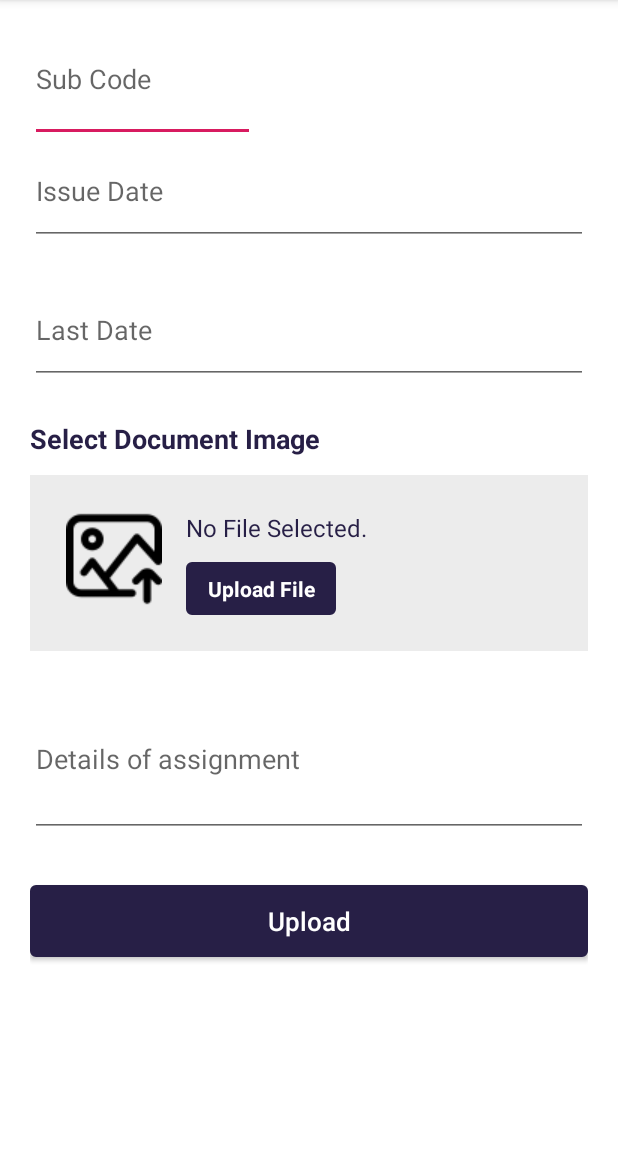
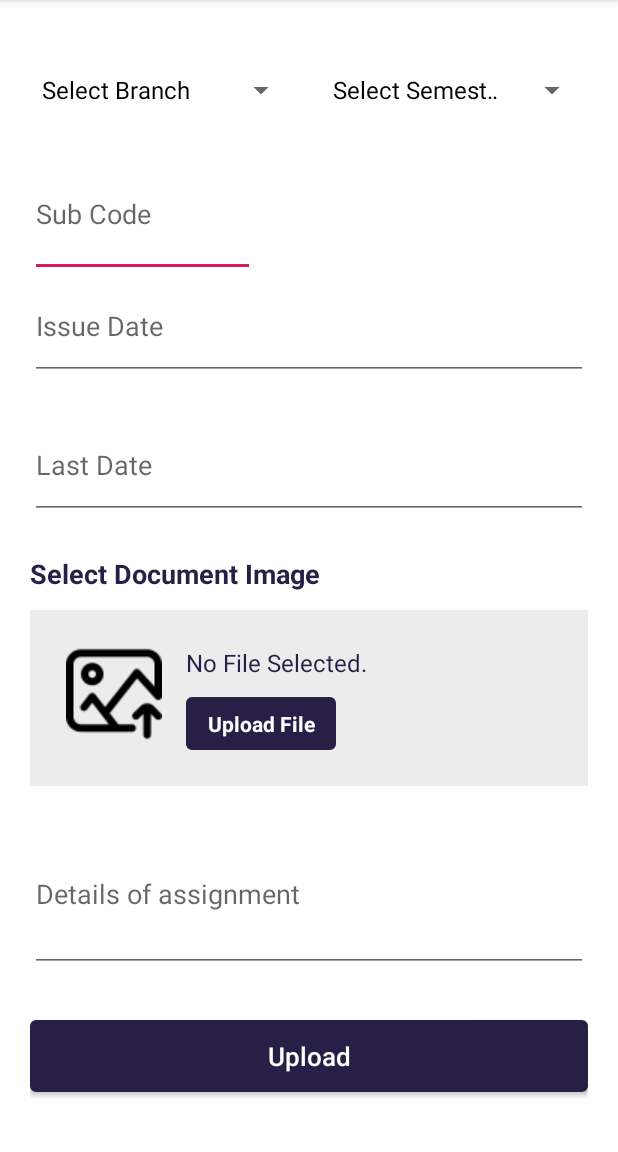
Before and after one commit to a4fsproject/a4fsandroidapp, an Android app: the upload_assignment screen opened directly, with no data from a screen before it, on a phone screen of 412 x 824 dp, the part 84-1236 px from its top. Run offline under Robolectric (Android 15) with nearby library versions, the phone set to English and light mode, and no system bars; our stand-ins replace Volley; libraries missing offline, so code that uses them is left out: com.developer.filepicker.

Commit message:
java file

```diff
--- a/app/src/main/java/com/example/myapplication/upload_assignment.java
+++ b/app/src/main/java/com/example/myapplication/upload_assignment.java
@@ -5,7 +5,11 @@ import androidx.appcompat.app.AppCompatActivity;
 import android.app.DatePickerDialog;
 import android.os.Bundle;
 import android.util.Base64;
+import android.view.KeyEvent;
 import android.view.View;
+import android.view.inputmethod.EditorInfo;
+import android.widget.AdapterView;
+import android.widget.ArrayAdapter;
 import android.widget.Button;
 import android.widget.DatePicker;
 import android.widget.EditText;
@@ -19,10 +23,13 @@ import com.developer.filepicker.model.DialogConfigs;
 import com.developer.filepicker.model.DialogProperties;
 import com.developer.filepicker.view.FilePickerDialog;
 import com.example.myapplication.Utility.Commonfunction;
+import com.example.myapplication.model.SubjectInfoVo;
+import com.example.myapplication.model.SubjectResultVo;
 import com.example.myapplication.utils.Constants;
 import com.example.myapplication.utils.DataInterface;
 import com.example.myapplication.utils.Webservice_Volley;
 import com.google.android.material.snackbar.Snackbar;
+import com.google.gson.Gson;
 
 import org.json.JSONObject;
 
@@ -31,6 +38,7 @@ import java.io.File;
 import java.io.FileInputStream;
 import java.io.FileNotFoundException;
 import java.io.IOException;
+import java.util.ArrayList;
 import java.util.Calendar;
 import java.util.Date;
 import java.util.HashMap;
@@ -40,6 +48,7 @@ import java.util.concurrent.TimeUnit;
 
 public class upload_assignment extends AppCompatActivity implements DataInterface {
 
+    Spinner spbranch,spsemester;
     EditText edt_sub_code;
     TextView sub_name,txt_file_name,txt_upload_file;
     EditText edt_issue_date;
@@ -54,11 +63,20 @@ public class upload_assignment extends AppCompatActivity implements DataInterfac
 
     Webservice_Volley volley;
 
+    ArrayList<String> branchList = new ArrayList<>();
+    ArrayList<String> semList = new ArrayList<>();
+
+    SubjectResultVo mainSubjectResultVo = null;
+
+
+
     @Override
     protected void onCreate(Bundle savedInstanceState) {
         super.onCreate(savedInstanceState);
         setContentView(R.layout.activity_upload_assignment);
 
+        spbranch = (Spinner) findViewById(R.id.spbranch);
+        spsemester = (Spinner) findViewById(R.id.spsemester);
         edt_sub_code = (EditText) findViewById(R.id.edt_sub_code);
         sub_name = (TextView) findViewById(R.id.sub_name);
         txt_upload_file = (TextView) findViewById(R.id.txt_upload_file);
@@ -74,6 +92,47 @@ public class upload_assignment extends AppCompatActivity implements DataInterfac
 
         calfrom = Calendar.getInstance();
         calto =Calendar.getInstance();
+
+        branchList.add("Select Branch");
+        branchList.add("Computer Engg.");
+        branchList.add("Mechanical Engg.");
+
+        semList.add("Select Semester");
+        semList.add("1");
+        semList.add("2");
+        semList.add("3");
+        semList.add("4");
+        semList.add("5");
+        semList.add("6");
+        semList.add("7");
+        semList.add("8");
+
+        ArrayAdapter<String> da = new ArrayAdapter<>(upload_assignment.this,android.R.layout.simple_spinner_dropdown_item,branchList);
+        spbranch.setAdapter(da);
+
+        ArrayAdapter<String> da1 = new ArrayAdapter<>(upload_assignment.this,android.R.layout.simple_spinner_dropdown_item,semList);
+        spsemester.setAdapter(da1);
+
+
+        edt_sub_code.setOnEditorActionListener(new TextView.OnEditorActionListener() {
+            @Override
+            public boolean onEditorAction(TextView textView, int i, KeyEvent keyEvent) {
+
+                if (i == EditorInfo.IME_ACTION_SEARCH) {
+
+                    String url = Constants.Webserive_Url+"get_subject_details.php";
+                    HashMap<String,String> params = new HashMap<>();
+                    params.put("sub_code",edt_sub_code.getText().toString());
+                    volley.CallVolley(url,params,"get_subject_details");
+
+                    return true;
+                }
+
+                return false;
+            }
+        });
+
+
 
         txt_upload_file.setOnClickListener(new View.OnClickListener() {
             @Override
@@ -118,7 +177,7 @@ public class upload_assignment extends AppCompatActivity implements DataInterfac
                     @Override
                     public void onDateSet(DatePicker datePicker, int year, int month, int day) {
 
-                        edt_issue_date.setText(year + "-" + (day+ 1) + "-" + day);
+                        edt_issue_date.setText(year + "-" + (month+ 1) + "-" + day);
                         calfrom.set(Calendar.DAY_OF_MONTH,day);
                         calfrom.set(Calendar.YEAR,year);
                         calfrom.set(Calendar.MONTH,month);
@@ -141,7 +200,7 @@ public class upload_assignment extends AppCompatActivity implements DataInterfac
                     @Override
                     public void onDateSet(DatePicker datePicker, int year, int month, int day) {
 
-                        edt_last_date.setText(year + "-" + (day + 1) + "-" + day);
+                        edt_last_date.setText(year + "-" + (month + 1) + "-" + day);
                         calto.set(Calendar.DAY_OF_MONTH,day);
                         calto.set(Calendar.YEAR,year);
                         calto.set(Calendar.MONTH,month);
@@ -161,6 +220,17 @@ public class upload_assignment extends AppCompatActivity implements DataInterfac
             @Override
             public void onClick(View view) {
 
+                if (spbranch.getSelectedItemPosition() <= 0) {
+                    Snackbar.make(view,"Please Select Branch",Snackbar.LENGTH_LONG).show();
+                    return;
+                }
+
+                if (spsemester.getSelectedItemPosition() <= 0) {
+                    Snackbar.make(view,"Please Select Semester",Snackbar.LENGTH_LONG).show();
+                    return;
+                }
+
+
                 if (!Commonfunction.checkString(edt_issue_date.getText().toString())) {
                     edt_issue_date.setError("Please Select Issue Date");
                     return;
@@ -173,6 +243,11 @@ public class upload_assignment extends AppCompatActivity implements DataInterfac
 
                 if (!Commonfunction.checkString( edt_sub_code.getText().toString())) {
                     edt_sub_code.setError("Please Subject Code");
+                    return;
+                }
+
+                if (mainSubjectResultVo == null) {
+                    Snackbar.make(view,"Please Select Subject For Assignment.",Snackbar.LENGTH_LONG).show();
                     return;
                 }
 
@@ -191,11 +266,11 @@ public class upload_assignment extends AppCompatActivity implements DataInterfac
                 params.put("issue_date", edt_issue_date.getText().toString());
                 params.put("last_date", edt_last_date.getText().toString());
                 params.put("assign_file", encodeFileToBase64Binary);
-                params.put("sub_code",edt_sub_code .getText().toString());
-                params.put("sub_name",sub_name.getText().toString());
+                params.put("sub_code",mainSubjectResultVo.getSubCode());
+                params.put("sub_name",mainSubjectResultVo.getSubName());
                 params.put("assign_details",edt_details_of_assignment.getText().toString());
-                params.put("s_branch","");
-                params.put("s_semester","");
+                params.put("s_branch",spbranch.getSelectedItem().toString());
+                params.put("s_semester",spsemester.getSelectedItem().toString());
 
                 volley.CallVolley(url, params, "assignment");
 
@@ -209,7 +284,42 @@ public class upload_assignment extends AppCompatActivity implements DataInterfac
     public void getData(JSONObject jsonObject, String tag) {
 
         try {
-            Toast.makeText(this, jsonObject.getString("message"), Toast.LENGTH_SHORT).show();
+
+            if (tag.equalsIgnoreCase("get_subject_details")) {
+
+                SubjectInfoVo subjectInfoVo = new Gson().fromJson(jsonObject.toString(), SubjectInfoVo.class);
+                if (subjectInfoVo != null) {
+                    if (subjectInfoVo.getResult() != null) {
+                        if (subjectInfoVo.getResult().size() > 0) {
+
+                            mainSubjectResultVo = subjectInfoVo.getResult().get(0);
+
+                            sub_name.setText(mainSubjectResultVo.getSubName());
+
+                        }
+                        else {
+                            Toast.makeText(this, "No Subject Found.", Toast.LENGTH_LONG).show();
+                            sub_name.setText("");
+                            mainSubjectResultVo = null;
+                        }
+                    }
+                    else {
+                        Toast.makeText(this, "No Subject Found.", Toast.LENGTH_LONG).show();
+                        sub_name.setText("");
+                        mainSubjectResultVo = null;
+                    }
+                }
+                else {
+                    Toast.makeText(this, "No Subject Found.", Toast.LENGTH_LONG).show();
+                    sub_name.setText("");
+                    mainSubjectResultVo = null;
+                }
+
+            }
+            else {
+
+                Toast.makeText(this, jsonObject.getString("message"), Toast.LENGTH_SHORT).show();
+            }
 
         } catch (Exception e) {
             e.printStackTrace();
--- a/app/src/main/res/layout/activity_upload_assignment.xml
+++ b/app/src/main/res/layout/activity_upload_assignment.xml
@@ -14,6 +14,31 @@
         android:paddingLeft="20dp"
         android:paddingRight="20dp"
         android:layout_gravity="top">
+
+        <LinearLayout
+            android:layout_width="match_parent"
+            android:layout_height="wrap_content"
+            android:orientation="horizontal"
+            android:layout_marginTop="20dp">
+
+
+            <Spinner
+                android:id="@+id/spbranch"
+                android:layout_width="0dp"
+                android:layout_weight="1"
+                android:layout_height="60dp"
+                android:layout_marginTop="10dp"/>
+
+            <Spinner
+                android:id="@+id/spsemester"
+                android:layout_width="0dp"
+                android:layout_weight="1"
+                android:layout_height="60dp"
+                android:layout_marginTop="10dp"
+                android:layout_marginLeft="16dp"/>
+
+        </LinearLayout>
+
 
         <LinearLayout
             android:layout_width="match_parent"
```
Also changed, not shown: app/src/main/java/com/example/myapplication/schedule.java (+28 -0 lines), app/src/main/res/layout/activity_schedule.xml (+10 -0 lines).
